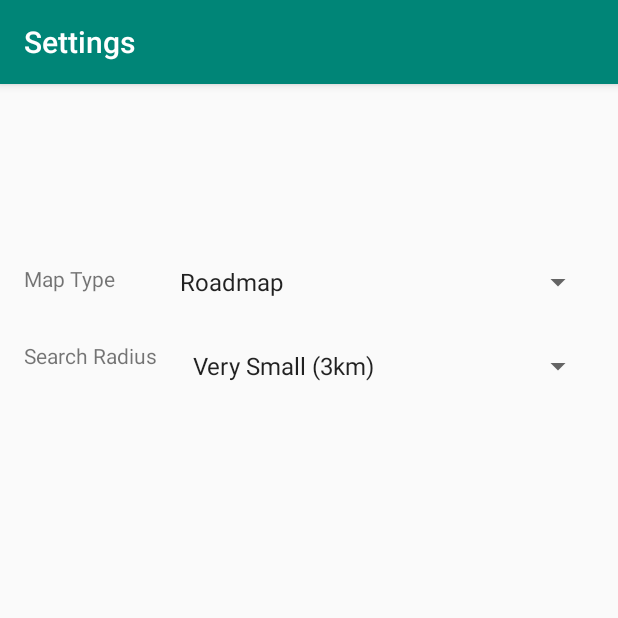
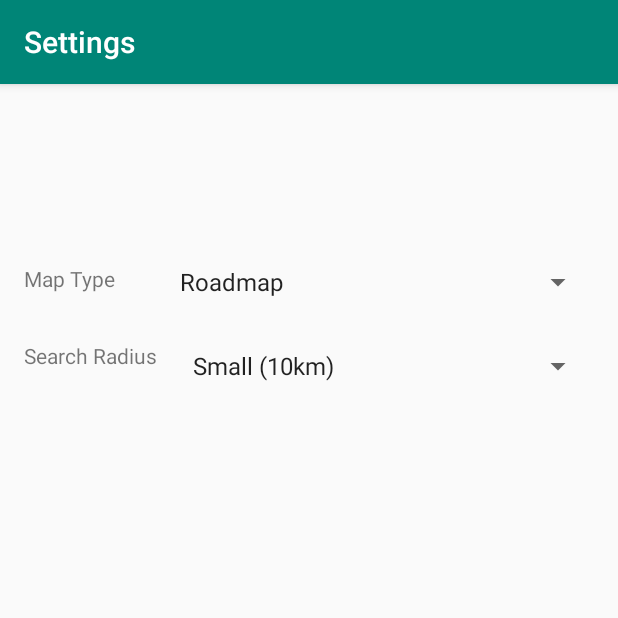
Before and after one commit to Ricky77768/mapApplication, an Android app: the SettingsActivity screen opened directly, with no data from a screen before it, on a phone screen of 412 x 824 dp, the top half of it. Run offline under Robolectric (Android 15) with nearby library versions, the light colour scheme and no system bars; 3 statements that could not run were skipped.

Commit message:
UI tweak, finished map markers/search radius for nearby searches

```diff
--- a/app/src/main/java/com/example/mapapplication/SettingsActivity.java
+++ b/app/src/main/java/com/example/mapapplication/SettingsActivity.java
@@ -2,7 +2,6 @@ package com.example.mapapplication;
 
 import androidx.appcompat.app.AppCompatActivity;
 
-import android.content.Intent;
 import android.os.Bundle;
 import android.view.View;
 import android.widget.AdapterView;
@@ -11,10 +10,7 @@ import android.widget.Spinner;
 
 import com.google.android.gms.maps.GoogleMap;
 
-import java.util.Map;
-
 public class SettingsActivity extends AppCompatActivity implements AdapterView.OnItemSelectedListener {
-    static int map_id;
 
     @Override
     protected void onCreate(Bundle savedInstanceState) {
@@ -23,23 +19,33 @@ public class SettingsActivity extends AppCompatActivity implements AdapterView.O
         getSupportActionBar().setTitle("Settings");
 
         // Map Type - Spinner
-        Spinner setting_map_type = findViewById(R.id.setting_map_type);
+        Spinner setting_map_type = findViewById(R.id.settings_map_type);
         ArrayAdapter<CharSequence> adapter = ArrayAdapter.createFromResource(this, R.array.map_types, android.R.layout.simple_spinner_item);
         adapter.setDropDownViewResource(android.R.layout.simple_spinner_dropdown_item);
         setting_map_type.setAdapter(adapter);
         setting_map_type.setOnItemSelectedListener(this);
+        setting_map_type.setSelection(MapsActivity.map.getMapType() - 1);
 
         // Search Radius - Spinner
-        Spinner settings_searching_radius = findViewById(R.id.settings_searching_radius);
+        Spinner settings_search_radius = findViewById(R.id.settings_search_radius);
         ArrayAdapter<CharSequence> adapter2 = ArrayAdapter.createFromResource(this, R.array.search_radius, android.R.layout.simple_spinner_item);
         adapter2.setDropDownViewResource(android.R.layout.simple_spinner_dropdown_item);
-        settings_searching_radius.setAdapter(adapter2);
-        settings_searching_radius.setOnItemSelectedListener(this);
-
-        // TODO: Remember to change default spinner item based on previous selection
+        settings_search_radius.setAdapter(adapter2);
+        settings_search_radius.setOnItemSelectedListener(this);
+        switch (MapsActivity.searchRadius) {
+            case 10000:
+                settings_search_radius.setSelection(0);
+                break;
+            case 25000:
+                settings_search_radius.setSelection(1);
+                break;
+            case 50000:
+                settings_search_radius.setSelection(2);
+                break;
+        }
     }
 
-    @Override // Switches map type
+    @Override // Switches map type/search radius
     public void onItemSelected(AdapterView<?> parent, View view, int position, long id) {
         String input = parent.getItemAtPosition(position).toString();
         switch (input) {
@@ -59,20 +65,17 @@ public class SettingsActivity extends AppCompatActivity implements AdapterView.O
                 break;
 
              // Search Radius
-            case "Very Small (3km)":
-                MapsActivity.radius = 3000;
+            case "Small (10km)":
+                MapsActivity.searchRadius = 10000;
+                MapsActivity.changeRadius();
                 break;
-            case "Small (5km)":
-                MapsActivity.radius = 5000;
+            case "Medium (25km)":
+                MapsActivity.searchRadius = 25000;
+                MapsActivity.changeRadius();
                 break;
-            case "Medium (10km)":
-                MapsActivity.radius = 10000;
-                break;
-            case "Large (25km)":
-                MapsActivity.radius = 25000;
-                break;
-            case "Very Large (50km)":
-                MapsActivity.radius = 50000;
+            case "Large (50km)":
+                MapsActivity.searchRadius = 50000;
+                MapsActivity.changeRadius();
                 break;
         }
     }
--- a/app/src/main/res/layout/settings_ui.xml
+++ b/app/src/main/res/layout/settings_ui.xml
@@ -16,6 +16,17 @@
         app:layout_constraintStart_toStartOf="parent"
         app:layout_constraintTop_toTopOf="parent" />
 
+    <Spinner
+        android:id="@+id/settings_map_type"
+        android:layout_width="0dp"
+        android:layout_height="wrap_content"
+        android:layout_marginStart="16dp"
+        android:layout_marginTop="120dp"
+        android:layout_marginEnd="16dp"
+        app:layout_constraintEnd_toEndOf="parent"
+        app:layout_constraintStart_toEndOf="@+id/settings_text"
+        app:layout_constraintTop_toTopOf="parent" />
+
     <TextView
         android:id="@+id/settings_text2"
         android:layout_width="wrap_content"
@@ -27,18 +38,7 @@
         app:layout_constraintTop_toBottomOf="@+id/settings_text" />
 
     <Spinner
-        android:id="@+id/setting_map_type"
-        android:layout_width="0dp"
-        android:layout_height="wrap_content"
-        android:layout_marginStart="16dp"
-        android:layout_marginTop="120dp"
-        android:layout_marginEnd="16dp"
-        app:layout_constraintEnd_toEndOf="parent"
-        app:layout_constraintStart_toEndOf="@+id/settings_text"
-        app:layout_constraintTop_toTopOf="parent" />
-
-    <Spinner
-        android:id="@+id/settings_searching_radius"
+        android:id="@+id/settings_search_radius"
         android:layout_width="0dp"
         android:layout_height="wrap_content"
         android:layout_marginStart="16dp"
@@ -46,6 +46,6 @@
         android:layout_marginEnd="16dp"
         app:layout_constraintEnd_toEndOf="parent"
         app:layout_constraintStart_toEndOf="@+id/settings_text2"
-        app:layout_constraintTop_toBottomOf="@+id/setting_map_type" />
+        app:layout_constraintTop_toBottomOf="@+id/settings_map_type" />
 
 </androidx.constraintlayout.widget.ConstraintLayout>
--- a/app/src/main/res/values/strings.xml
+++ b/app/src/main/res/values/strings.xml
@@ -26,11 +26,9 @@
     </string-array>
 
     <string-array name="search_radius">
-        <item>Very Small (3km)</item>
-        <item>Small (5km)</item>
-        <item>Medium (10km)</item>
-        <item>Large (25km)</item>
-        <item>Very Large (50km)</item>
+        <item>Small (10km)</item>
+        <item>Medium (25km)</item>
+        <item>Large (50km)</item>
     </string-array>
 
 </resources>
```
Also changed, not shown: app/src/main/java/com/example/mapapplication/MapsActivity.java (+93 -17 lines), app/src/main/res/layout/app_ui.xml (+13 -1 lines).
